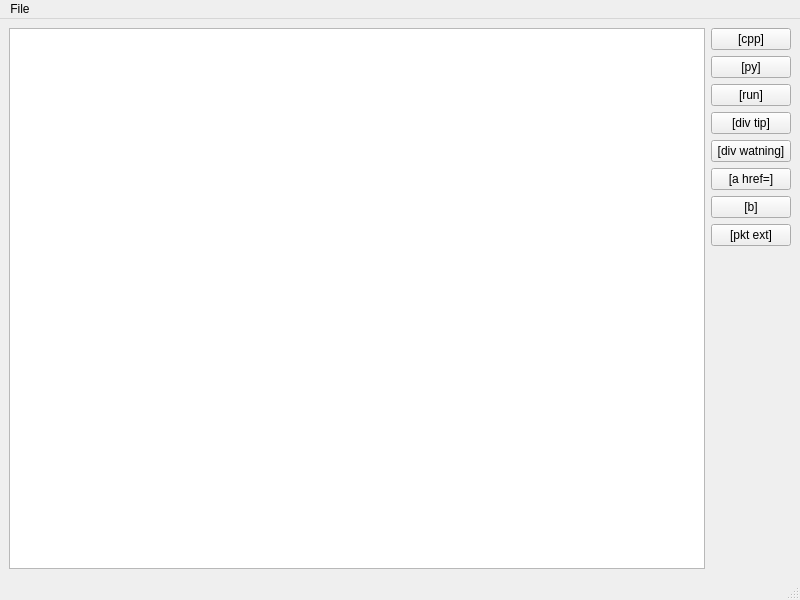
baziorek/STC_editor, file mainwindow.ui: the form before one commit.
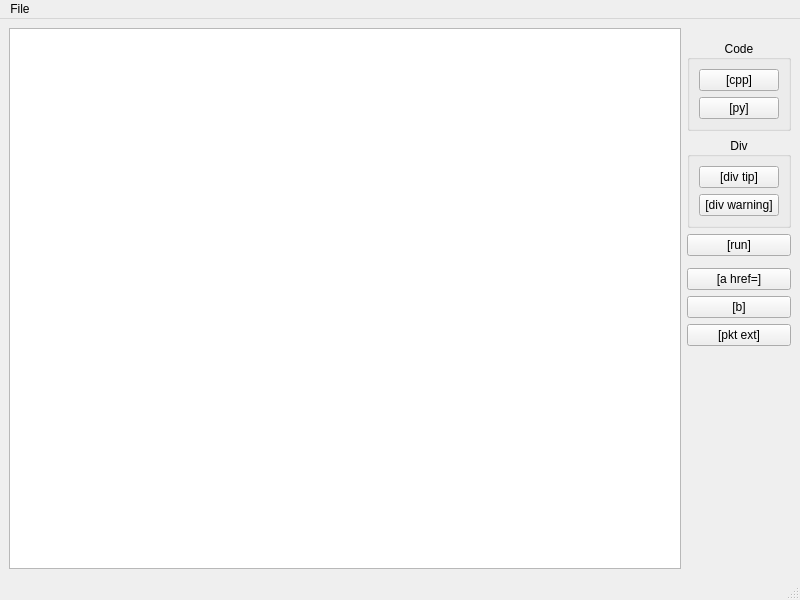
The form after the commit.

Patch:
```diff
--- a/mainwindow.ui
+++ b/mainwindow.ui
@@ -15,42 +15,7 @@
   </property>
   <widget class="QWidget" name="centralwidget">
    <layout class="QGridLayout" name="gridLayout">
-    <item row="0" column="1">
-     <widget class="QPushButton" name="button_cpp">
-      <property name="text">
-       <string>[cpp]</string>
-      </property>
-     </widget>
-    </item>
-    <item row="3" column="1">
-     <widget class="QPushButton" name="button_div_tip">
-      <property name="text">
-       <string>[div tip]</string>
-      </property>
-     </widget>
-    </item>
-    <item row="1" column="1">
-     <widget class="QPushButton" name="button_py">
-      <property name="text">
-       <string>[py]</string>
-      </property>
-     </widget>
-    </item>
-    <item row="5" column="1">
-     <widget class="QPushButton" name="button_href">
-      <property name="text">
-       <string>[a href=]</string>
-      </property>
-     </widget>
-    </item>
-    <item row="6" column="1">
-     <widget class="QPushButton" name="button_bold">
-      <property name="text">
-       <string>[b]</string>
-      </property>
-     </widget>
-    </item>
-    <item row="0" column="0" rowspan="10">
+    <item row="0" column="0" rowspan="11">
      <widget class="QPlainTextEdit" name="plainTextEdit">
       <property name="font">
        <font>
@@ -59,14 +24,28 @@
       </property>
      </widget>
     </item>
-    <item row="4" column="1">
-     <widget class="QPushButton" name="button_div_warning">
+    <item row="7" column="1">
+     <widget class="QPushButton" name="button_bold">
       <property name="text">
-       <string>[div watning]</string>
+       <string>[b]</string>
       </property>
      </widget>
     </item>
     <item row="8" column="1">
+     <widget class="QPushButton" name="button_pkt">
+      <property name="text">
+       <string>[pkt ext]</string>
+      </property>
+     </widget>
+    </item>
+    <item row="6" column="1">
+     <widget class="QPushButton" name="button_href">
+      <property name="text">
+       <string>[a href=]</string>
+      </property>
+     </widget>
+    </item>
+    <item row="9" column="1">
      <spacer name="verticalSpacer">
       <property name="orientation">
        <enum>Qt::Vertical</enum>
@@ -79,18 +58,66 @@
       </property>
      </spacer>
     </item>
-    <item row="2" column="1">
+    <item row="4" column="1">
      <widget class="QPushButton" name="button_run">
       <property name="text">
        <string>[run]</string>
       </property>
      </widget>
     </item>
-    <item row="7" column="1">
-     <widget class="QPushButton" name="button_pkt">
-      <property name="text">
-       <string>[pkt ext]</string>
+    <item row="3" column="1">
+     <widget class="QGroupBox" name="groupBox_2">
+      <property name="title">
+       <string>Div</string>
       </property>
+      <property name="alignment">
+       <set>Qt::AlignCenter</set>
+      </property>
+      <layout class="QVBoxLayout" name="verticalLayout_2">
+       <item>
+        <widget class="QPushButton" name="button_div_tip">
+         <property name="text">
+          <string>[div tip]</string>
+         </property>
+        </widget>
+       </item>
+       <item>
+        <widget class="QPushButton" name="button_div_warning">
+         <property name="text">
+          <string>[div warning]</string>
+         </property>
+        </widget>
+       </item>
+      </layout>
+     </widget>
+    </item>
+    <item row="2" column="1">
+     <widget class="QGroupBox" name="groupBox">
+      <property name="title">
+       <string>Code</string>
+      </property>
+      <property name="alignment">
+       <set>Qt::AlignCenter</set>
+      </property>
+      <property name="flat">
+       <bool>false</bool>
+      </property>
+      <layout class="QVBoxLayout" name="verticalLayout">
+       <item>
+        <widget class="QPushButton" name="button_cpp">
+         <property name="text">
+          <string>[cpp]</string>
+         </property>
+        </widget>
+       </item>
+       <item>
+        <widget class="QPushButton" name="button_py">
+         <property name="text">
+          <string>[py]</string>
+         </property>
+        </widget>
+       </item>
+      </layout>
      </widget>
     </item>
    </layout>
```
